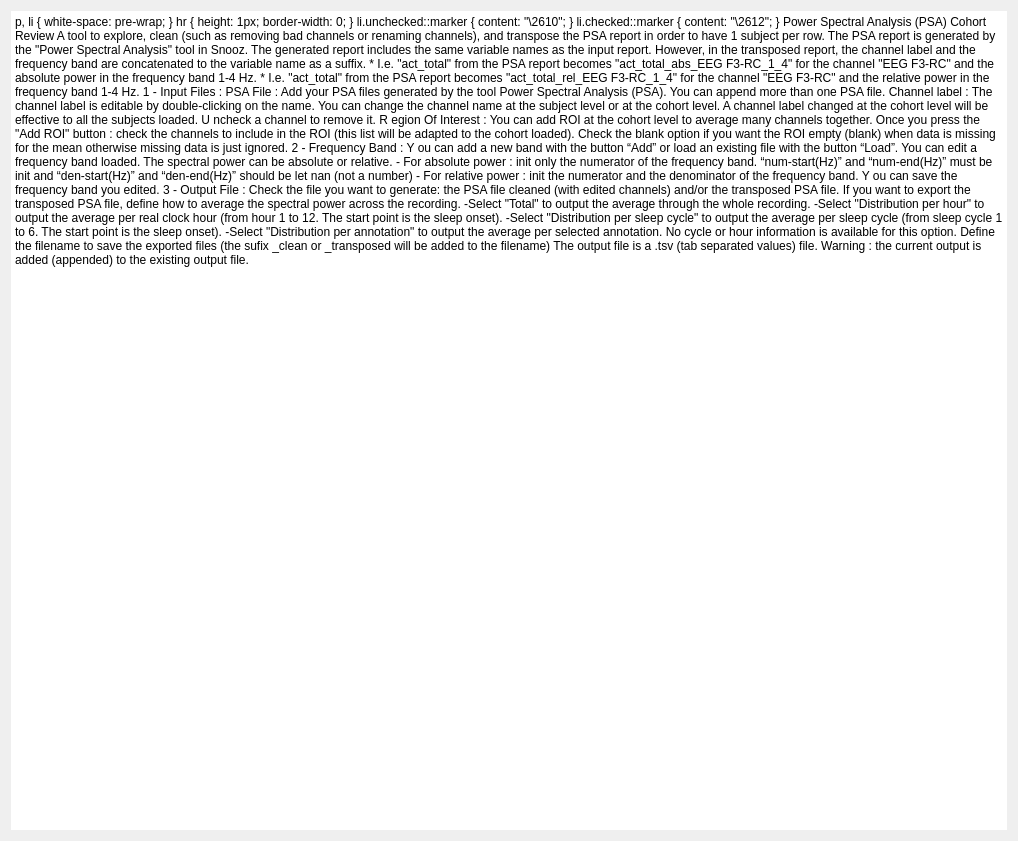
Above: tools/CEAMSTools/PSACohortReview/IntroStep/Ui_IntroStep.ui from SnoozToolbox/snooz-package-ceams before the change. Below: the same form after it.
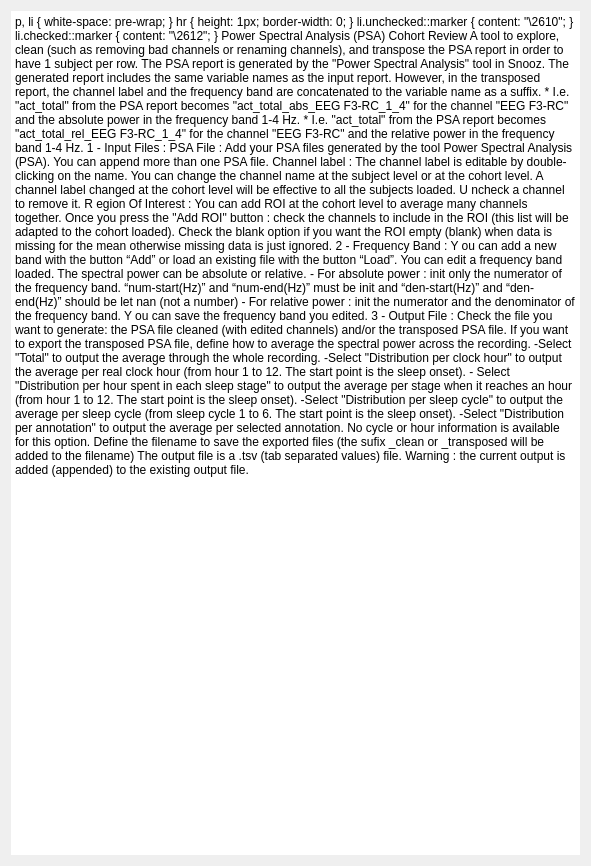
That is the form after the change.

Commit message: Refactor PSA compilation and updated UI to reflect new hour per sleep stage.

What changed in the file:
```diff
--- a/tools/CEAMSTools/PSACohortReview/IntroStep/Ui_IntroStep.ui
+++ b/tools/CEAMSTools/PSACohortReview/IntroStep/Ui_IntroStep.ui
@@ -6,8 +6,8 @@
    <rect>
     <x>0</x>
     <y>0</y>
-    <width>1018</width>
-    <height>841</height>
+    <width>591</width>
+    <height>866</height>
    </rect>
   </property>
   <property name="windowTitle">
@@ -81,7 +81,9 @@
 &lt;p style=&quot;-qt-paragraph-type:empty; margin-top:0px; margin-bottom:0px; margin-left:0px; margin-right:0px; -qt-block-indent:0; text-indent:0px; text-decoration: underline;&quot;&gt;&lt;br /&gt;&lt;/p&gt;
 &lt;p style=&quot; margin-top:0px; margin-bottom:0px; margin-left:0px; margin-right:0px; -qt-block-indent:0; text-indent:0px;&quot;&gt;	If you want to export the transposed PSA file, &lt;br /&gt;	define how to average the spectral power across the recording.&lt;br /&gt;&lt;/p&gt;
 &lt;p style=&quot; margin-top:0px; margin-bottom:0px; margin-left:0px; margin-right:0px; -qt-block-indent:0; text-indent:0px;&quot;&gt;	-Select &amp;quot;Total&amp;quot; to output the average through the whole recording.&lt;br /&gt;&lt;/p&gt;
-&lt;p style=&quot; margin-top:0px; margin-bottom:0px; margin-left:0px; margin-right:0px; -qt-block-indent:0; text-indent:0px;&quot;&gt;	-Select &amp;quot;Distribution per hour&amp;quot; to output the average per real clock hour&lt;br /&gt;	(from hour 1 to 12.  The start point is the sleep onset).&lt;br /&gt;&lt;/p&gt;
+&lt;p style=&quot; margin-top:0px; margin-bottom:0px; margin-left:0px; margin-right:0px; -qt-block-indent:0; text-indent:0px;&quot;&gt;	-Select &amp;quot;Distribution per clock hour&amp;quot; to output the average per real clock hour&lt;br /&gt;	(from hour 1 to 12.  The start point is the sleep onset).&lt;/p&gt;
+&lt;p style=&quot; margin-top:0px; margin-bottom:0px; margin-left:0px; margin-right:0px; -qt-block-indent:0; text-indent:0px;&quot;&gt;	&lt;/p&gt;
+&lt;p style=&quot; margin-top:0px; margin-bottom:0px; margin-left:0px; margin-right:0px; -qt-block-indent:0; text-indent:0px;&quot;&gt;	- Select &amp;quot;Distribution per hour spent in each sleep stage&amp;quot; to output the average per stage when it reaches an hour&lt;br /&gt;	(from hour 1 to 12.  The start point is the sleep onset).&lt;br /&gt;&lt;/p&gt;
 &lt;p style=&quot; margin-top:0px; margin-bottom:0px; margin-left:0px; margin-right:0px; -qt-block-indent:0; text-indent:0px;&quot;&gt;	-Select &amp;quot;Distribution per sleep cycle&amp;quot; to output the average per sleep cycle&lt;/p&gt;
 &lt;p style=&quot; margin-top:0px; margin-bottom:0px; margin-left:0px; margin-right:0px; -qt-block-indent:0; text-indent:0px;&quot;&gt;	(from sleep cycle 1 to 6.  The start point is the sleep onset).&lt;br /&gt;&lt;/p&gt;
 &lt;p style=&quot; margin-top:0px; margin-bottom:0px; margin-left:0px; margin-right:0px; -qt-block-indent:0; text-indent:0px;&quot;&gt;	-Select &amp;quot;Distribution per annotation&amp;quot; to output the average per selected annotation.&lt;br /&gt;	No cycle or hour information is available for this option.&lt;/p&gt;
```
The commit also changes 14 other files.
